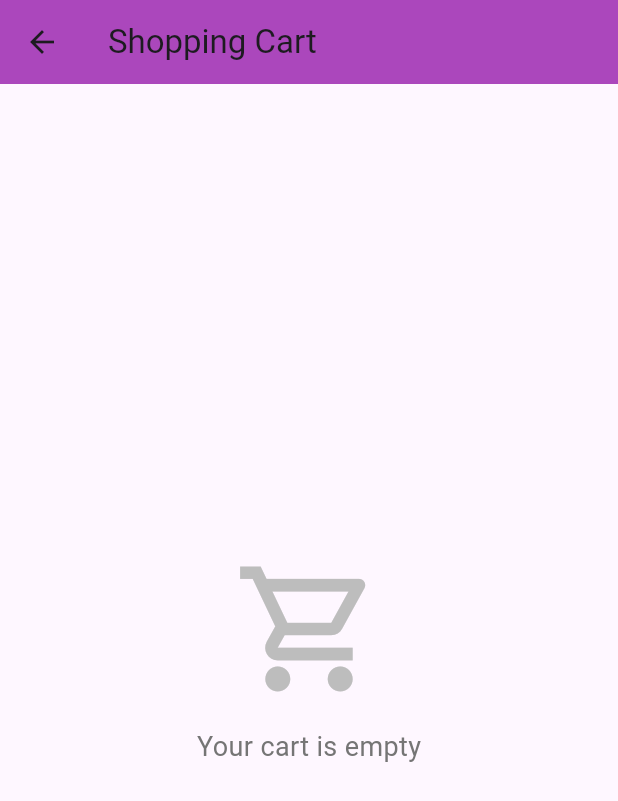
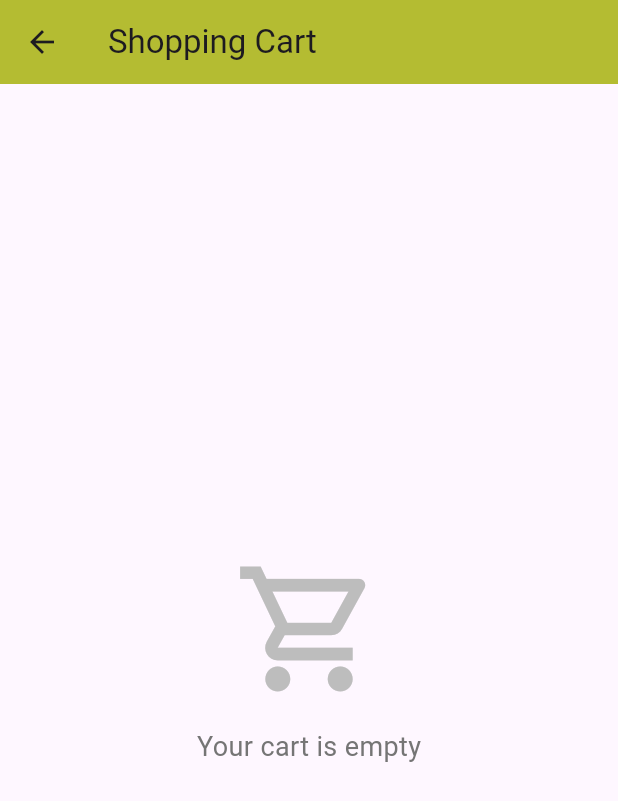
Before and after one commit to Wafwaf14/photo_store, a Flutter app: the screen it shows once a user with an empty profile is signed in, after a tap on the "shopping cart" icon, on a phone screen of 412 x 824 dp. Shown: the top 801 px of the screen. Run offline on Flutter 3.47's test engine with Material 3 defaults, Android fonts, the light colour scheme and no system bars; our stand-ins replace firebase_auth, firebase_core, shared_preferences; accounts and stored records are empty; network calls fail.

Commit message:
Update file with latest modifications

```diff
--- /dev/null
+++ b/devtools_options.yaml
@@ -0,0 +1,3 @@
+description: This file stores settings for Dart & Flutter DevTools.
+documentation: https://docs.flutter.dev/tools/devtools/extensions#configure-extension-enablement-states
+extensions:
--- a/lib/main.dart
+++ b/lib/main.dart
@@ -33,6 +33,7 @@ class MyApp extends StatelessWidget {
         builder: (context, languageProvider, child) {
           return MaterialApp(
             title: 'Photo Store',
+            debugShowCheckedModeBanner: false,
             theme: ThemeData(
               primarySwatch: Colors.blue,
               visualDensity: VisualDensity.adaptivePlatformDensity,
--- a/lib/screens/cart_screen.dart
+++ b/lib/screens/cart_screen.dart
@@ -37,7 +37,8 @@ class _CartScreenState extends State<CartScreen> {
     return Scaffold(
       appBar: AppBar(
         title: Text(loc.translate('shopping_cart')),
-        backgroundColor: Colors.purple.shade400,
+        backgroundColor: const Color.fromARGB(255, 180, 188, 50),
+
       ),
       body: items.isEmpty
           ? Center(
@@ -115,7 +116,8 @@ class _CartScreenState extends State<CartScreen> {
                                   style: TextStyle(
                                     fontSize: 16,
                                     fontWeight: FontWeight.bold,
-                                    color: Colors.purple.shade400,
+                                    color:const Color.fromARGB(255, 180, 188, 50),
+
                                   ),
                                 ),
                                 IconButton(
@@ -162,7 +164,7 @@ class _CartScreenState extends State<CartScreen> {
                             style: TextStyle(
                               fontSize: 24,
                               fontWeight: FontWeight.bold,
-                              color: Colors.purple.shade400,
+                              color: const Color.fromARGB(255, 180, 188, 50),
                             ),
                           ),
                         ],
@@ -181,7 +183,7 @@ class _CartScreenState extends State<CartScreen> {
                             );
                           },
                           style: ElevatedButton.styleFrom(
-                            backgroundColor: Colors.purple.shade400,
+                            backgroundColor: const Color.fromARGB(255, 180, 188, 50),
                             shape: RoundedRectangleBorder(
                               borderRadius: BorderRadius.circular(12),
                             ),
--- a/lib/screens/home_screen.dart
+++ b/lib/screens/home_screen.dart
@@ -96,12 +96,12 @@ class _HomeScreenState extends State<HomeScreen> {
     return Scaffold(
       appBar: AppBar(
         title: Text(loc.translate('photo_store')),
-        backgroundColor: Colors.purple.shade400,
+        backgroundColor: const Color.fromARGB(255, 180, 188, 71),
         actions: [
           // Language Switcher
           DropdownButton<String>(
             value: languageProvider.currentLocale.languageCode,
-            dropdownColor: Colors.purple.shade400,
+            dropdownColor: const Color.fromARGB(255, 180, 188, 71),
             icon: Icon(Icons.language, color: Colors.white),
             underline: Container(),
             items: [
@@ -197,7 +197,7 @@ class _HomeScreenState extends State<HomeScreen> {
                         selectedCategory = category;
                       });
                     },
-                    selectedColor: Colors.purple.shade200,
+                    selectedColor: const Color.fromARGB(255, 200, 206, 126),
                   ),
                 );
               }).toList(),
--- a/lib/screens/login_screen.dart
+++ b/lib/screens/login_screen.dart
@@ -69,7 +69,7 @@ class _LoginScreenState extends State<LoginScreen> {
           gradient: LinearGradient(
             begin: Alignment.topLeft,
             end: Alignment.bottomRight,
-            colors: [Colors.blue.shade300, Colors.purple.shade300],
+            colors: [Colors.blue.shade300, const Color.fromARGB(255, 180, 188, 71)],
           ),
         ),
         child: SafeArea(
@@ -118,7 +118,7 @@ class _LoginScreenState extends State<LoginScreen> {
                         Icon(
                           Icons.photo_library,
                           size: 80,
-                          color: Colors.purple.shade400,
+                          color: const Color.fromARGB(255, 180, 188, 71),
                         ),
                         SizedBox(height: 16),
                         Text(
@@ -187,7 +187,7 @@ class _LoginScreenState extends State<LoginScreen> {
                               shape: RoundedRectangleBorder(
                                 borderRadius: BorderRadius.circular(12),
                               ),
-                              backgroundColor: Colors.purple.shade400,
+                              backgroundColor: const Color.fromARGB(255, 180, 188, 71),
                             ),
                             child: _isLoading
                                 ? CircularProgressIndicator(color: Colors.white)
@@ -216,7 +216,7 @@ class _LoginScreenState extends State<LoginScreen> {
                             _isLogin
                                 ? loc.translate('no_account')
                                 : loc.translate('have_account'),
-                            style: TextStyle(color: Colors.purple.shade400),
+                            style: TextStyle(color: const Color.fromARGB(255, 180, 188, 71)),
                           ),
                         ),
                       ],
--- a/lib/widgets/photo_card.dart
+++ b/lib/widgets/photo_card.dart
@@ -76,7 +76,7 @@ class PhotoCard extends StatelessWidget {
                             style: TextStyle(
                               fontSize: 10,
                               fontWeight: FontWeight.bold,
-                              color: Colors.purple.shade600,
+                              color: const Color.fromARGB(255, 180, 188, 71),
                             ),
                           ),
                         ),
@@ -121,14 +121,14 @@ class PhotoCard extends StatelessWidget {
                         style: TextStyle(
                           fontSize: 16,
                           fontWeight: FontWeight.bold,
-                          color: Colors.purple.shade400,
+                          color: const Color.fromARGB(255, 180, 188, 71),
                         ),
                       ),
                       Container(
                         height: 32,
                         width: 32,
                         decoration: BoxDecoration(
-                          color: Colors.purple.shade400,
+                          color: const Color.fromARGB(255, 180, 188, 71),
                           borderRadius: BorderRadius.circular(8),
                         ),
                         child: IconButton(
--- a/pubspec.yaml
+++ b/pubspec.yaml
@@ -39,7 +39,8 @@ dependencies:
   flutter_localizations:
     sdk: flutter
   provider: ^6.1.5+1
-
+  purchases_flutter: ^9.5.0
+  intl: ^0.20.2
 dev_dependencies:
   flutter_test:
     sdk: flutter
@@ -49,7 +50,7 @@ dev_dependencies:
   # activated in the `analysis_options.yaml` file located at the root of your
   # package. See that file for information about deactivating specific lint
   # rules and activating additional ones.
-  flutter_lints: ^5.0.0
+  flutter_lints: ^6.0.0
 
 # For information on the generic Dart part of this file, see the
 # following page: https://dart.dev/tools/pub/pubspec
```
Also changed, not shown: lib/screens/photo_detail_screen.dart (+7 -5 lines), lib/services/revenue_cat_service.dart (added), pubspec.lock, 1 other file.
